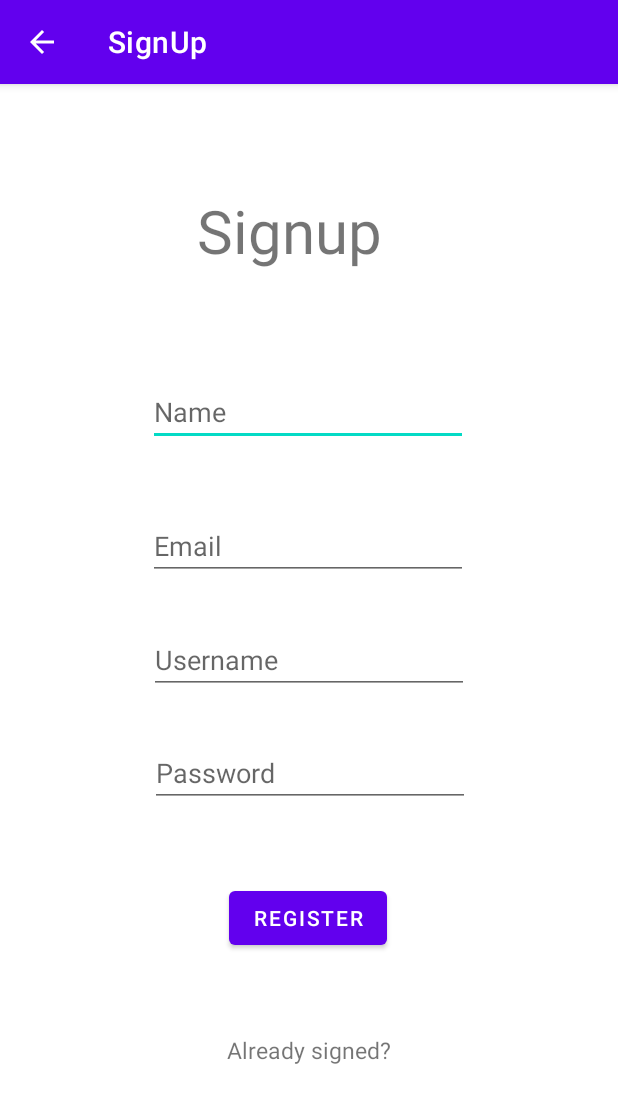
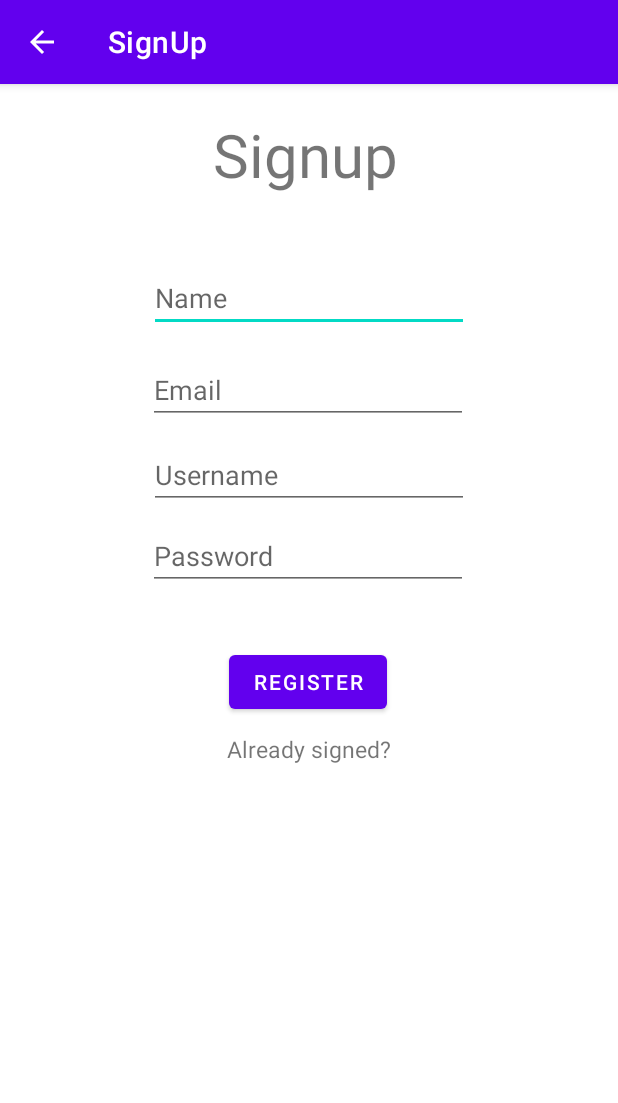
Before and after one commit to Aryan568/LMS-Android-, an Android app: the logup screen opened directly, with no data from a screen before it, on a phone screen of 412 x 824 dp. Shown: the top 1103 px of the screen. Run offline under Robolectric (Android 15) with nearby library versions, the phone set to English and light mode, and no system bars; our stand-ins replace Firebase (no records; nobody signed in at launch, a user with empty details on screens opened directly).

Commit message:
Library CRUD Application(Android)

```diff
--- a/app/src/main/res/layout/activity_logup.xml
+++ b/app/src/main/res/layout/activity_logup.xml
@@ -1,9 +1,17 @@
 <?xml version="1.0" encoding="utf-8"?>
-<androidx.constraintlayout.widget.ConstraintLayout xmlns:android="http://schemas.android.com/apk/res/android"
+<ScrollView
+    xmlns:android="http://schemas.android.com/apk/res/android"
     xmlns:app="http://schemas.android.com/apk/res-auto"
     xmlns:tools="http://schemas.android.com/tools"
+    android:layout_height="match_parent"
      android:layout_width="match_parent"
-    android:layout_height="match_parent"
+    android:paddingBottom="30dp">
+
+    <androidx.constraintlayout.widget.ConstraintLayout
+
+        android:layout_width="match_parent"
+        android:layout_height="wrap_content"
+        android:padding="20dp"
         tools:context=".logup">
 
         <TextView
@@ -14,49 +22,52 @@
             android:textSize="40dp"
             app:layout_constraintBottom_toBottomOf="parent"
             app:layout_constraintEnd_toEndOf="parent"
+            app:layout_constraintHorizontal_bias="0.551"
             app:layout_constraintStart_toStartOf="parent"
             app:layout_constraintTop_toTopOf="parent"
-        app:layout_constraintVertical_bias="0.101" />
+            app:layout_constraintVertical_bias="0.0" />
 
         <EditText
             android:id="@+id/name"
             android:layout_width="wrap_content"
             android:layout_height="wrap_content"
             android:ems="10"
+            android:hint="Name"
             android:inputType="textPersonName"
-        android:hint="Name"
             app:layout_constraintBottom_toBottomOf="parent"
             app:layout_constraintEnd_toEndOf="parent"
-        app:layout_constraintHorizontal_bias="0.497"
+            app:layout_constraintHorizontal_bias="0.502"
             app:layout_constraintStart_toStartOf="parent"
-        app:layout_constraintTop_toTopOf="parent"
-        app:layout_constraintVertical_bias="0.271" />
+            app:layout_constraintTop_toBottomOf="@+id/textView2"
+            app:layout_constraintVertical_bias="0.09" />
 
         <EditText
             android:id="@+id/mail"
             android:layout_width="wrap_content"
             android:layout_height="wrap_content"
             android:ems="10"
+            android:hint="Email"
             android:inputType="textPersonName"
-        android:hint="Email"
             app:layout_constraintBottom_toBottomOf="parent"
             app:layout_constraintEnd_toEndOf="parent"
             app:layout_constraintHorizontal_bias="0.497"
             app:layout_constraintStart_toStartOf="parent"
-        app:layout_constraintTop_toTopOf="parent"
-        app:layout_constraintVertical_bias="0.395" />
+            app:layout_constraintTop_toBottomOf="@+id/name"
+            app:layout_constraintVertical_bias="0.065" />
 
         <EditText
             android:id="@+id/username"
             android:layout_width="wrap_content"
             android:layout_height="wrap_content"
             android:ems="10"
+            android:hint="Username"
             android:inputType="textPersonName"
-        android:hint="Username"
             app:layout_constraintBottom_toBottomOf="parent"
             app:layout_constraintEnd_toEndOf="parent"
+            app:layout_constraintHorizontal_bias="0.502"
             app:layout_constraintStart_toStartOf="parent"
-        app:layout_constraintTop_toTopOf="parent" />
+            app:layout_constraintTop_toBottomOf="@+id/mail"
+            app:layout_constraintVertical_bias="0.065" />
 
         <EditText
             android:id="@+id/password"
@@ -67,33 +78,36 @@
             android:inputType="textPassword"
             app:layout_constraintBottom_toBottomOf="parent"
             app:layout_constraintEnd_toEndOf="parent"
-        app:layout_constraintHorizontal_bias="0.502"
+            app:layout_constraintHorizontal_bias="0.497"
             app:layout_constraintStart_toStartOf="parent"
-        app:layout_constraintTop_toTopOf="parent"
-        app:layout_constraintVertical_bias="0.604" />
+            app:layout_constraintTop_toBottomOf="@+id/username"
+            app:layout_constraintVertical_bias="0.065" />
 
         <Button
             android:id="@+id/btn_Reg"
             android:layout_width="wrap_content"
             android:layout_height="wrap_content"
+            android:layout_marginTop="28dp"
             android:text="Register"
             app:layout_constraintBottom_toBottomOf="parent"
             app:layout_constraintEnd_toEndOf="parent"
             app:layout_constraintHorizontal_bias="0.498"
             app:layout_constraintStart_toStartOf="parent"
-        app:layout_constraintTop_toTopOf="parent"
-        app:layout_constraintVertical_bias="0.739" />
+            app:layout_constraintTop_toBottomOf="@+id/password"
+            app:layout_constraintVertical_bias="0.234" />
 
         <TextView
             android:id="@+id/already"
             android:layout_width="wrap_content"
             android:layout_height="wrap_content"
+            android:layout_marginTop="10dp"
+            android:onClick="tosignin"
             android:text="Already signed?"
             android:textSize="15dp"
-        android:onClick="tosignin"
             app:layout_constraintBottom_toBottomOf="parent"
             app:layout_constraintEnd_toEndOf="parent"
             app:layout_constraintStart_toStartOf="parent"
-        app:layout_constraintTop_toTopOf="parent"
-        app:layout_constraintVertical_bias="0.848" />
+            app:layout_constraintTop_toBottomOf="@+id/btn_Reg"
+            app:layout_constraintVertical_bias="0.2" />
     </androidx.constraintlayout.widget.ConstraintLayout>
+</ScrollView>
```
Also changed, not shown: app/src/main/res/layout/activity_issue_books.xml (+12 -9 lines), app/src/main/res/layout/activity_login.xml (+25 -19 lines), app/src/main/res/layout/fragment_issue_book.xml (+9 -9 lines). Lines whose indentation alone changed are shown as unchanged.
